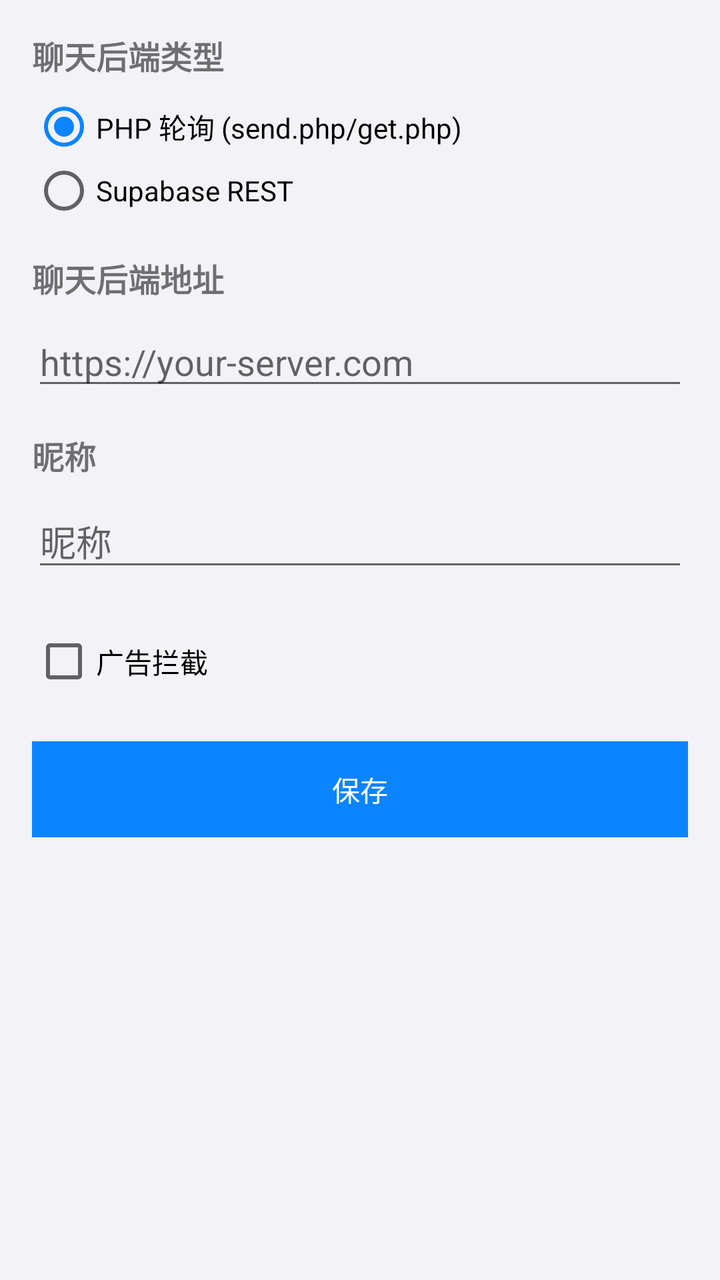
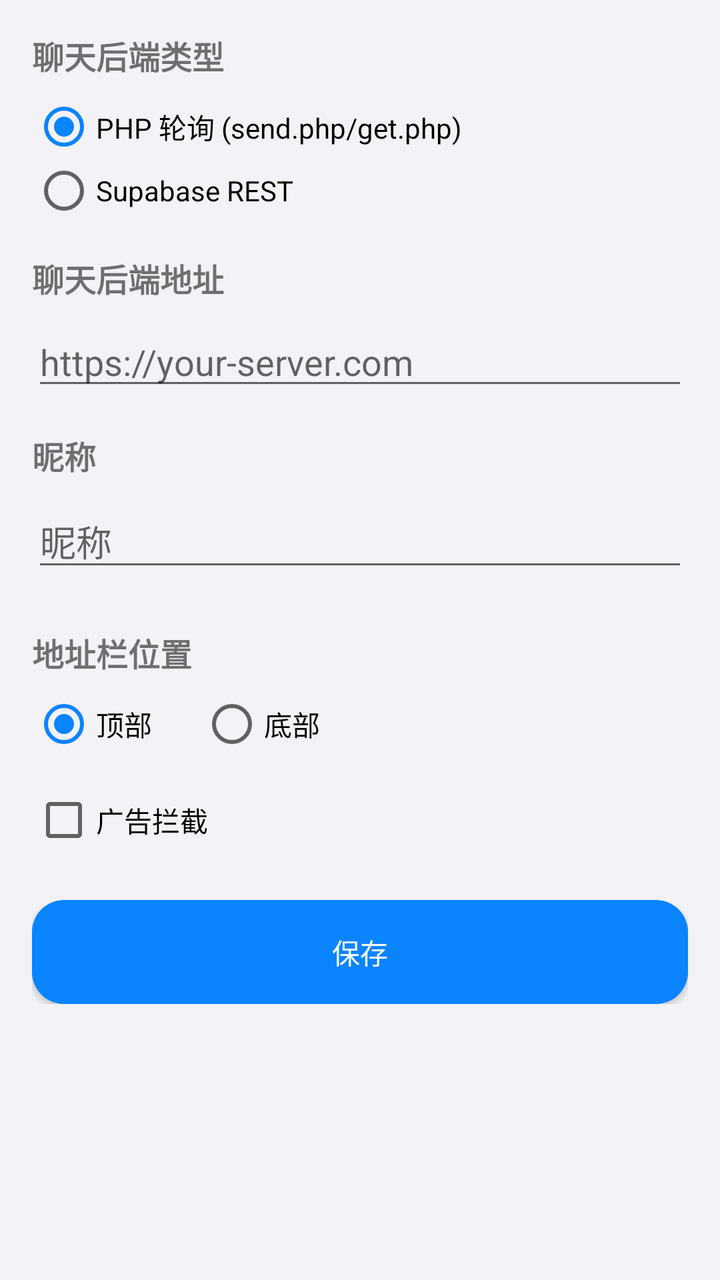

An Android layout rendered at two revisions. The XML below is the earlier revision; the diff shows what the commit changed to produce the second picture.
<!-- AndroidManifest.xml: application theme AppTheme -->
<!-- res/layout/activity_settings.xml -->
<?xml version="1.0" encoding="utf-8"?>
<ScrollView xmlns:android="http://schemas.android.com/apk/res/android"
    android:layout_width="match_parent"
    android:layout_height="match_parent"
    android:background="@color/bg">

    <LinearLayout
        android:layout_width="match_parent"
        android:layout_height="wrap_content"
        android:orientation="vertical"
        android:padding="16dp">

        <TextView
            android:layout_width="wrap_content"
            android:layout_height="wrap_content"
            android:text="@string/chat_mode"
            android:textStyle="bold"
            android:textSize="16sp"
            android:layout_marginBottom="8dp" />

        <RadioGroup
            android:id="@+id/mode_group"
            android:layout_width="match_parent"
            android:layout_height="wrap_content"
            android:orientation="vertical"
            android:layout_marginBottom="16dp">

            <RadioButton
                android:id="@+id/mode_php"
                android:layout_width="wrap_content"
                android:layout_height="wrap_content"
                android:text="PHP 轮询 (send.php/get.php)"
                android:checked="true" />

            <RadioButton
                android:id="@+id/mode_supabase"
                android:layout_width="wrap_content"
                android:layout_height="wrap_content"
                android:text="Supabase REST" />
        </RadioGroup>

        <TextView
            android:layout_width="wrap_content"
            android:layout_height="wrap_content"
            android:text="@string/backend_url"
            android:textStyle="bold"
            android:textSize="16sp"
            android:layout_marginBottom="8dp" />

        <EditText
            android:id="@+id/edit_backend_url"
            android:layout_width="match_parent"
            android:layout_height="wrap_content"
            android:hint="@string/backend_url_hint"
            android:inputType="textUri"
            android:singleLine="true"
            android:layout_marginBottom="16dp" />

        <TextView
            android:layout_width="wrap_content"
            android:layout_height="wrap_content"
            android:text="@string/hint_nickname"
            android:textStyle="bold"
            android:textSize="16sp"
            android:layout_marginBottom="8dp" />

        <EditText
            android:id="@+id/edit_nickname"
            android:layout_width="match_parent"
            android:layout_height="wrap_content"
            android:hint="@string/hint_nickname"
            android:inputType="text"
            android:singleLine="true"
            android:layout_marginBottom="24dp" />

        <CheckBox
            android:id="@+id/cb_adblock"
            android:layout_width="wrap_content"
            android:layout_height="wrap_content"
            android:text="广告拦截"
            android:layout_marginBottom="24dp" />

        <Button
            android:id="@+id/btn_save"
            android:layout_width="match_parent"
            android:layout_height="wrap_content"
            android:text="@string/save"
            android:background="@color/primary"
            android:textColor="@color/white" />
    </LinearLayout>
</ScrollView>
<!-- resources referenced by this layout -->
<resources>
  <color name="bg">#F2F2F7</color>
  <color name="primary">#0A84FF</color>
  <color name="white">#FFFFFF</color>
  <string name="backend_url">聊天后端地址</string>
  <string name="backend_url_hint">https://your-server.com</string>
  <string name="chat_mode">聊天后端类型</string>
  <string name="hint_nickname">昵称</string>
  <string name="save">保存</string>
  <style name="AppTheme" parent="android:Theme.Material.Light.NoActionBar">
          <item name="android:colorPrimary">@color/primary</item>
          <item name="android:colorPrimaryDark">@color/primary_dark</item>
          <item name="android:colorAccent">@color/primary</item>
          <item name="android:windowBackground">@color/bg</item>
          <item name="android:textColorPrimary">@color/text</item>
          <item name="android:statusBarColor">@color/bg</item>
          <item name="android:windowLightStatusBar">true</item>
      </style>
  <color name="primary_dark">#0060DF</color>
  <color name="text">#1C1C1E</color>
</resources>

<!-- the commit's change to res/layout/activity_settings.xml (unified diff, before → after) -->
@@ -73,6 +73,36 @@
             android:singleLine="true"
             android:layout_marginBottom="24dp" />
 
+        <TextView
+            android:layout_width="wrap_content"
+            android:layout_height="wrap_content"
+            android:text="地址栏位置"
+            android:textStyle="bold"
+            android:textSize="16sp"
+            android:layout_marginBottom="8dp" />
+
+        <RadioGroup
+            android:id="@+id/addr_group"
+            android:layout_width="match_parent"
+            android:layout_height="wrap_content"
+            android:orientation="horizontal"
+            android:layout_marginBottom="16dp">
+
+            <RadioButton
+                android:id="@+id/addr_top"
+                android:layout_width="wrap_content"
+                android:layout_height="wrap_content"
+                android:text="顶部"
+                android:checked="true" />
+
+            <RadioButton
+                android:id="@+id/addr_bottom"
+                android:layout_width="wrap_content"
+                android:layout_height="wrap_content"
+                android:text="底部"
+                android:layout_marginStart="24dp" />
+        </RadioGroup>
+
         <CheckBox
             android:id="@+id/cb_adblock"
             android:layout_width="wrap_content"
@@ -82,10 +112,9 @@
 
         <Button
             android:id="@+id/btn_save"
+            style="@style/PrimaryButton"
             android:layout_width="match_parent"
-            android:layout_height="wrap_content"
-            android:text="@string/save"
-            android:background="@color/primary"
-            android:textColor="@color/white" />
+            android:layout_height="52dp"
+            android:text="@string/save" />
     </LinearLayout>
 </ScrollView>
<!-- resource entries referenced after the edit -->
@@ -8,6 +8,11 @@
   <string name="chat_mode">聊天后端类型</string>
   <string name="hint_nickname">昵称</string>
   <string name="save">保存</string>
+  <style name="PrimaryButton" parent="android:Widget.Material.Button">
+          <item name="android:background">@drawable/bg_primary_button</item>
+          <item name="android:textColor">@color/white</item>
+          <item name="android:textAllCaps">false</item>
+      </style>
   <style name="AppTheme" parent="android:Theme.Material.Light.NoActionBar">
           <item name="android:colorPrimary">@color/primary</item>
           <item name="android:colorPrimaryDark">@color/primary_dark</item>
@@ -17,6 +22,13 @@
           <item name="android:statusBarColor">@color/bg</item>
           <item name="android:windowLightStatusBar">true</item>
       </style>
+  <!-- drawable bg_primary_button (drawable) -->
+  <?xml version="1.0" encoding="utf-8"?>
+  <shape xmlns:android="http://schemas.android.com/apk/res/android"
+      android:shape="rectangle">
+      <solid android:color="@color/primary" />
+      <corners android:radius="16dp" />
+  </shape>
   <color name="primary_dark">#0060DF</color>
   <color name="text">#1C1C1E</color>
 </resources>
